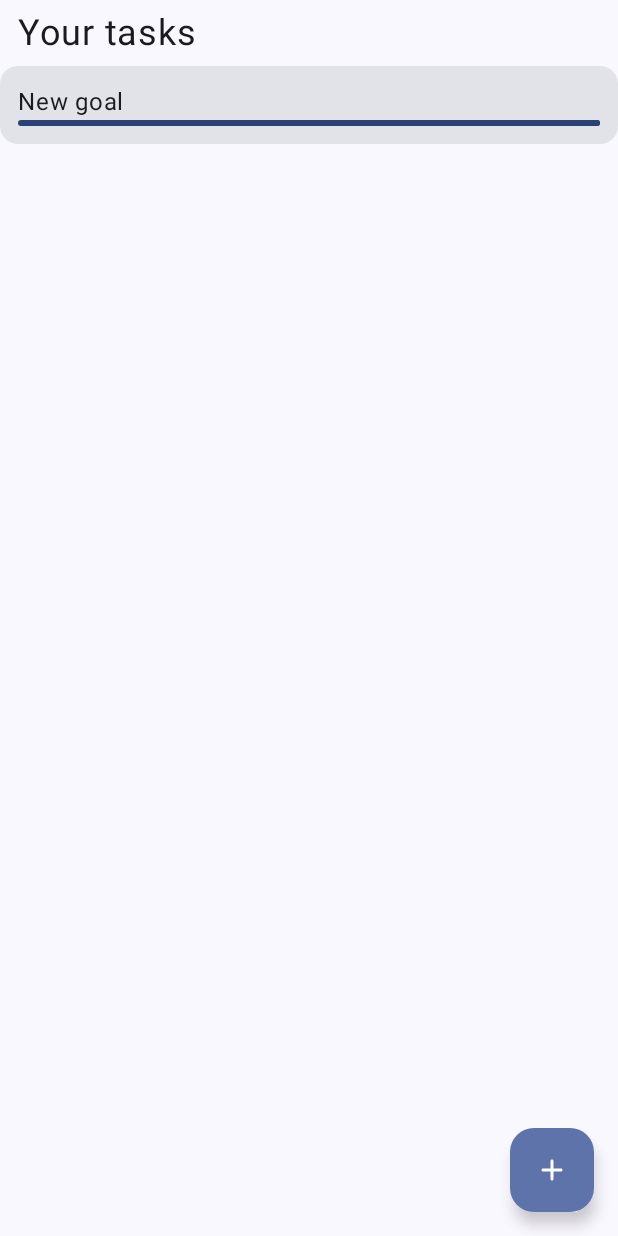
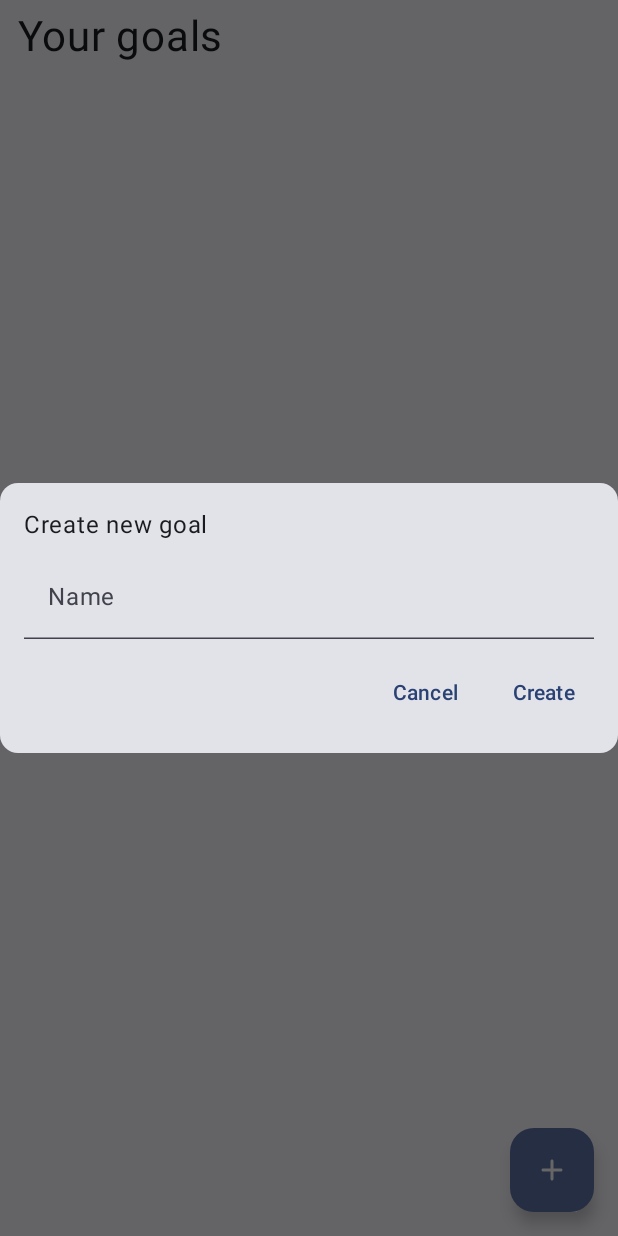
Before and after one commit to rudziktv/ToDoAppJetpack, an Android app built with Jetpack Compose: the screen it shows after launch (MainActivity), after a tap on "Add", on a phone screen of 412 x 824 dp. Run offline under Robolectric (Android 15) with nearby library versions, the phone set to English and light mode, and no system bars.

Commit message:
Modal, creating new goal

```diff
--- a/app/src/main/java/com/example/todoapp/MainActivity.kt
+++ b/app/src/main/java/com/example/todoapp/MainActivity.kt
@@ -1,14 +1,18 @@
 package com.example.todoapp
 
 import android.os.Bundle
-import android.widget.ProgressBar
 import androidx.activity.ComponentActivity
 import androidx.activity.compose.setContent
 import androidx.activity.enableEdgeToEdge
+import androidx.compose.foundation.layout.Arrangement
 import androidx.compose.foundation.layout.Column
+import androidx.compose.foundation.layout.Row
+import androidx.compose.foundation.layout.Spacer
 import androidx.compose.foundation.layout.fillMaxSize
 import androidx.compose.foundation.layout.fillMaxWidth
+import androidx.compose.foundation.layout.height
 import androidx.compose.foundation.layout.padding
+import androidx.compose.foundation.layout.size
 import androidx.compose.foundation.layout.width
 import androidx.compose.foundation.lazy.LazyColumn
 import androidx.compose.foundation.lazy.items
@@ -18,20 +22,24 @@ import androidx.compose.material3.Card
 import androidx.compose.material3.FloatingActionButton
 import androidx.compose.material3.Icon
 import androidx.compose.material3.LinearProgressIndicator
-import androidx.compose.material3.ProgressIndicatorDefaults
 import androidx.compose.material3.Scaffold
 import androidx.compose.material3.Text
+import androidx.compose.material3.TextButton
+import androidx.compose.material3.TextField
 import androidx.compose.runtime.Composable
+import androidx.compose.runtime.MutableState
 import androidx.compose.runtime.mutableStateListOf
 import androidx.compose.runtime.remember
 import androidx.compose.runtime.setValue
 import androidx.compose.runtime.getValue
 import androidx.compose.runtime.mutableStateOf
+import androidx.compose.ui.Alignment
 import androidx.compose.ui.Modifier
+import androidx.compose.ui.graphics.Color
 import androidx.compose.ui.res.stringResource
-import androidx.compose.ui.tooling.preview.Preview
 import androidx.compose.ui.unit.dp
 import androidx.compose.ui.unit.sp
+import androidx.compose.ui.window.Dialog
 import com.example.todoapp.ui.theme.ToDoAppTheme
 
 class MainActivity : ComponentActivity() {
@@ -44,13 +52,15 @@ class MainActivity : ComponentActivity() {
                     mutableStateOf("")
                 }
 
+                var dialogOpened = remember { mutableStateOf(false) }
                 var goals = remember { mutableStateListOf<Goal>() }
                 var tasks = remember { mutableStateListOf<Task>() }
 
                 Scaffold(
                     modifier = Modifier.fillMaxSize(),
                     floatingActionButton = { FloatingActionButton(onClick = {
-                        goals.add(Goal(title = "New goal", tasks = mutableListOf()))
+//                        goals.add(Goal(title = "New goal", tasks = mutableListOf()))
+                        dialogOpened.value = true
                     }) {
                         Icon(
                             Icons.Rounded.Add,
@@ -58,58 +68,87 @@ class MainActivity : ComponentActivity() {
                         )
                     } }
                     ) { innerPadding ->
-                    MainScreen(goals = goals, Modifier.padding(innerPadding))
+                    MainScreen(dialogOpened, goals = goals, Modifier.padding(innerPadding))
                 }
             }
         }
     }
 }
 
-data class Task(val title: String)
+data class Task(val title: String, var done: Boolean)
 data class Goal(var tasks: List<Task>, val title: String)
 
 @Composable
-fun MainScreen (goals: MutableList<Goal>, modifier: Modifier = Modifier) {
+fun MainScreen (dialogOpened: MutableState<Boolean>, goals: MutableList<Goal>, modifier: Modifier = Modifier) {
     Column(
         modifier = modifier,
         content = {
+
+            var newGoalName by remember { mutableStateOf("") }
+
             Text(
-                text = "Your tasks",
-                fontSize = 24.sp,
+                text = "Your goals",
+                fontSize = 28.sp,
                 modifier = Modifier.padding(horizontal = 12.dp, vertical = 8.dp)
             )
             LazyColumn {
                 items(goals) {item -> GoalCard(goal = item)}
             }
+            if (dialogOpened.value)
+                Dialog(
+                    onDismissRequest = { dialogOpened.value = false },
+                    content = {
+                        Card (modifier = Modifier
+                            .fillMaxWidth()) {
+                            Column (
+                                modifier = Modifier.padding(16.dp)
+                            ) {
+                                Text(text = "Create new goal")
+                                Spacer(modifier = Modifier.height(8.dp))
+                                TextField(
+                                    modifier = Modifier.fillMaxWidth(),
+                                    value = newGoalName,
+                                    label = { Text("Name") },
+                                    onValueChange = {text -> newGoalName = text}
+                                )
+                                Spacer(modifier = Modifier.height(12.dp))
+                                Row (modifier = Modifier.align(Alignment.End)) {
+                                    TextButton(onClick = { dialogOpened.value = false }) {
+                                        Text("Cancel")
+                                    }
+                                    Spacer(modifier = Modifier.width(12.dp))
+                                    TextButton(onClick = {
+                                        goals.add(Goal(title = newGoalName, tasks = mutableListOf()))
+                                        newGoalName = ""
+                                        dialogOpened.value = false
+                                    }) {
+                                        Text("Create")
+                                    }
+                                }
+                            }
+                        }
+                    }
+                )
         }
     )
 }
 
 @Composable
 fun GoalCard(goal: Goal) {
-    Card (modifier = Modifier.fillMaxWidth()) {
+    Card (modifier = Modifier
+        .fillMaxWidth()
+        .padding(horizontal = 12.dp, vertical = 6.dp)) {
         Column (modifier = Modifier.padding(12.dp)) {
-            Text(text = goal.title)
+            var count = if (goal.tasks.isEmpty()) 1f else goal.tasks.count()
+            Text(text = goal.title, fontSize = 20.sp)
+            Spacer(modifier = Modifier.height(12.dp))
+            Text(modifier = Modifier.align(Alignment.End),
+                fontSize = 12.sp,
+                text = "${goal.tasks.count { task -> task.done }}/${goal.tasks.count()}")
             LinearProgressIndicator(
-                progress = 1f,
+                progress = goal.tasks.count { task -> task.done }/ count.toFloat(),
                 modifier = Modifier.fillMaxWidth()
             )
         }
     }
 }
-
-@Composable
-fun Greeting(name: String, modifier: Modifier = Modifier) {
-    Text(
-        text = "Hello $name!",
-        modifier = modifier
-    )
-}
-
-@Preview(showBackground = true)
-@Composable
-fun GreetingPreview() {
-    ToDoAppTheme {
-        Greeting("Android")
-    }
-}
```
